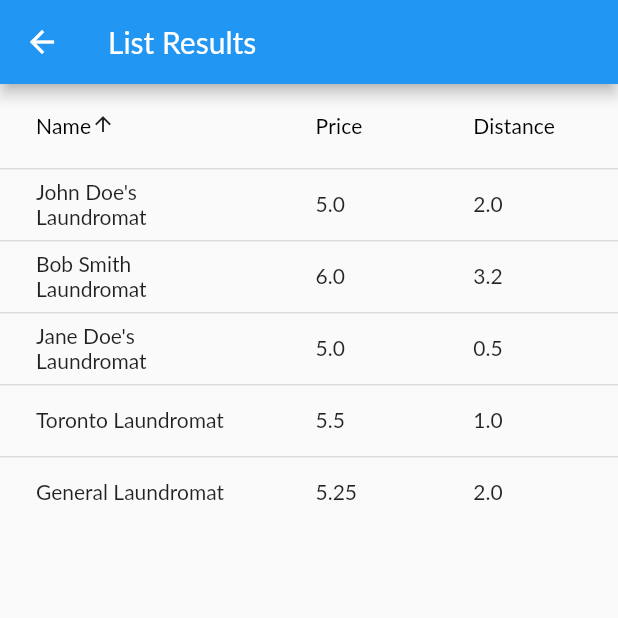
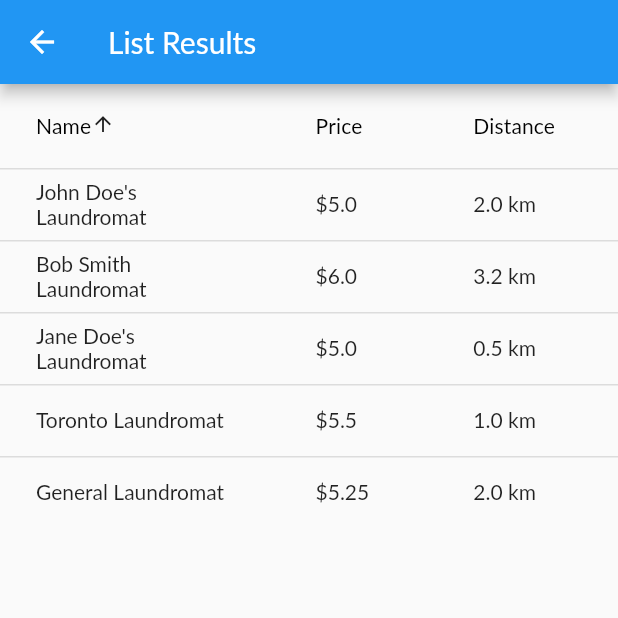
Before and after one commit to jung1411/Laundromats, a Flutter app: the ListViewResult screen opened directly, on a phone screen of 412 x 824 dp, the top half of it. Run offline on Flutter 3.47's test engine with Material 2 defaults, Android fonts, the phone set to English and light mode, and no system bars.

Commit message:
added dollarsign and km on results page

```diff
--- a/laundromats/lib/listview_result.dart
+++ b/laundromats/lib/listview_result.dart
@@ -68,13 +68,13 @@ class _ListViewResultState extends State<ListViewResult> {
                         DataCell(Row(
                           mainAxisAlignment: MainAxisAlignment.spaceBetween,
                           children: [
-                            Text(e.price.toString()),
+                            Text(r"$" + e.price.toString()),
                           ],
                         )),
                         DataCell(Row(
                           mainAxisAlignment: MainAxisAlignment.spaceBetween,
                           children: [
-                            Text(e.distance.toString()),
+                            Text(e.distance.toString() + " km"),
                           ],
                         )),
                       ]))
```
